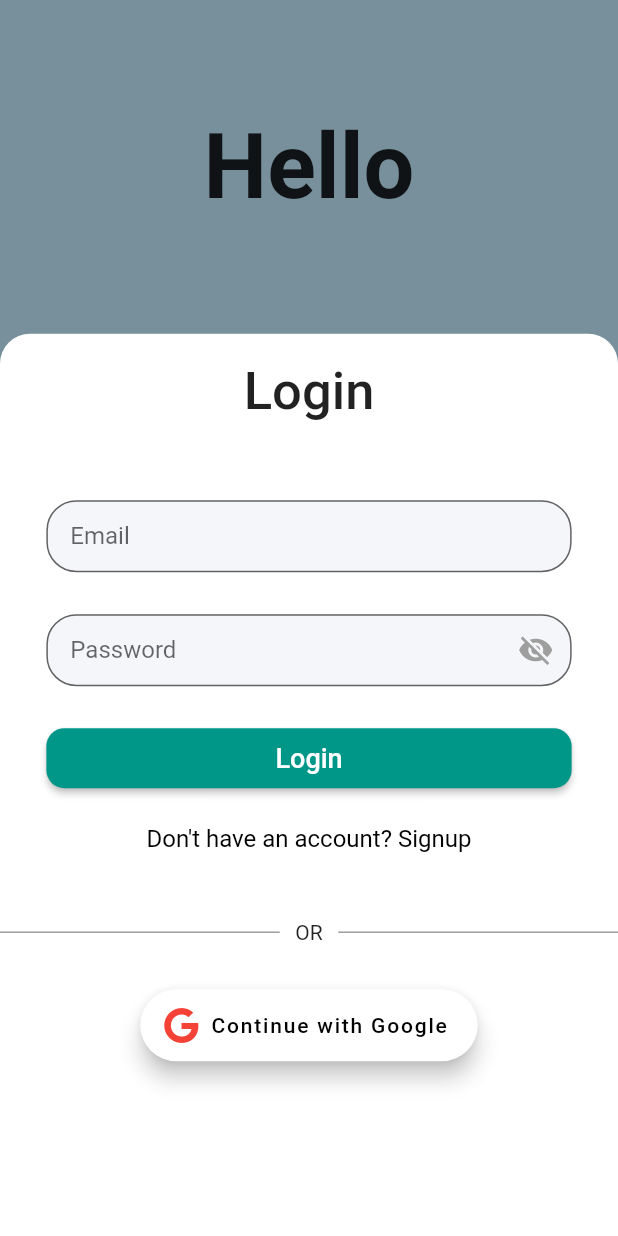
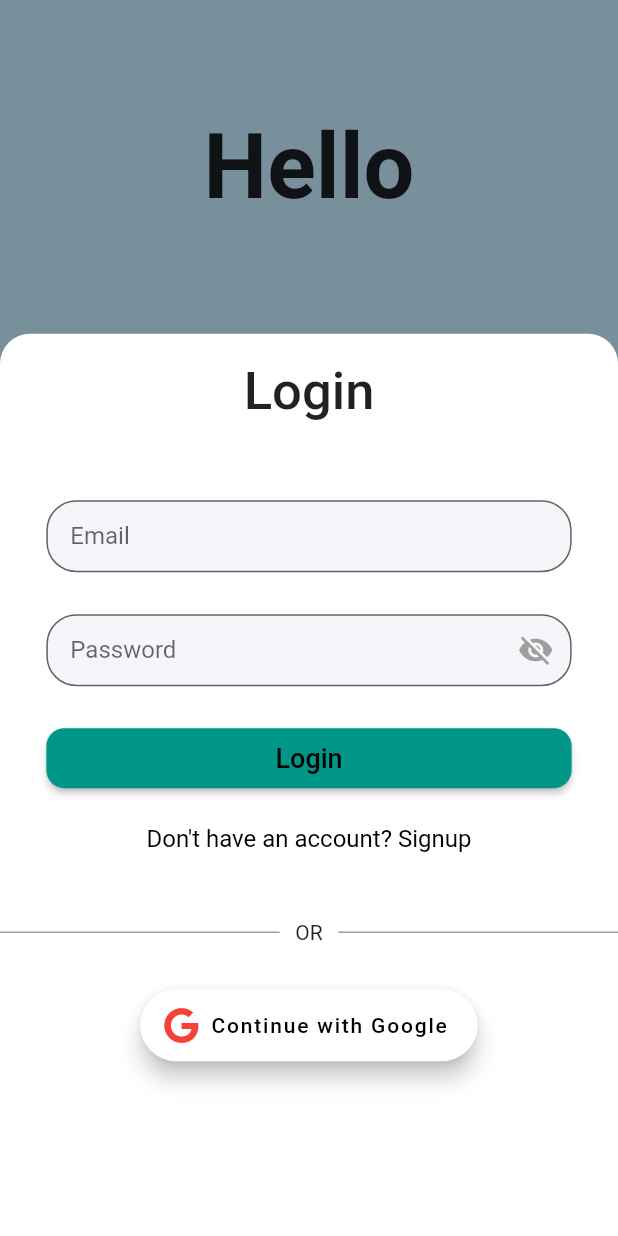
Before and after one commit to areeshak/freelancing-app-fyp, a Flutter app: the screen it shows after launch, on a phone screen of 412 x 824 dp. Run offline on Flutter 3.47's test engine with Material 2 defaults, Android fonts, the light colour scheme and no system bars; our stand-ins replace firebase_auth, firebase_core, font_awesome_flutter, google_sign_in; accounts and stored records are empty.

Commit message:
Modified custom button

```diff
--- a/lib/widgets/custom_button.dart
+++ b/lib/widgets/custom_button.dart
@@ -1,27 +1,39 @@
 import 'package:flutter/material.dart';
 
-class CustomButton extends StatelessWidget {
+class CustomButton extends StatefulWidget {
+  final String text;
+  final VoidCallback onTap;
+  final double sizeFactor;
+  final Color buttonColor;
+  final Color textColor;
+
   const CustomButton({
     Key? key,
     required this.onTap,
     required this.text,
+    this.sizeFactor = 0.85,
+    this.buttonColor = Colors.teal,
+    this.textColor = Colors.black,
   }) : super(key: key);
-  final String text;
-  final VoidCallback onTap;
 
+
+  @override
+  State<CustomButton> createState() => _CustomButtonState();
+}
+
+class _CustomButtonState extends State<CustomButton> {
   @override
   Widget build(BuildContext context) {
     return ElevatedButton(
       style: ElevatedButton.styleFrom(
-        minimumSize: Size(MediaQuery.of(context).size.width * 0.85,40),
+        minimumSize: Size(MediaQuery.of(context).size.width * widget.sizeFactor,40),
         shape: RoundedRectangleBorder(
           borderRadius: BorderRadius.circular(12.0),
         ),
-       primary: Colors.teal,
+       primary: widget.buttonColor,
       ),
-
-      onPressed: onTap,
-      child: Text(text, style: TextStyle(fontSize: 18),),
+      onPressed: widget.onTap,
+      child: Text(widget.text, style: TextStyle(fontSize: 18, color: widget.textColor),),
     );
   }
 }
```
